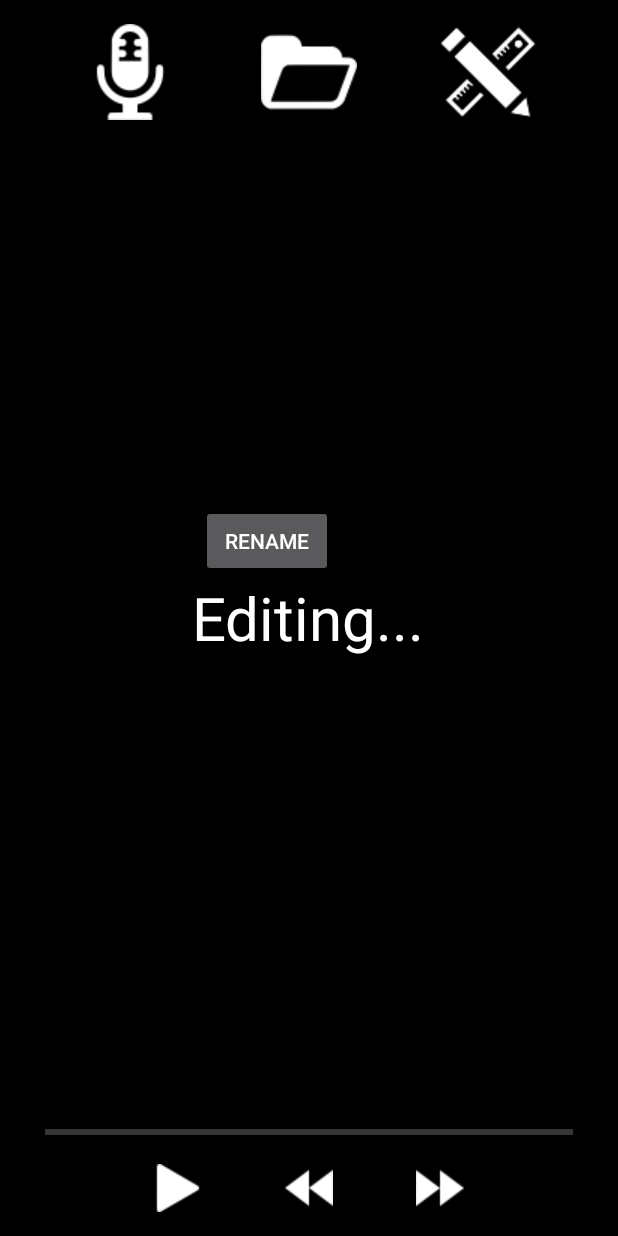
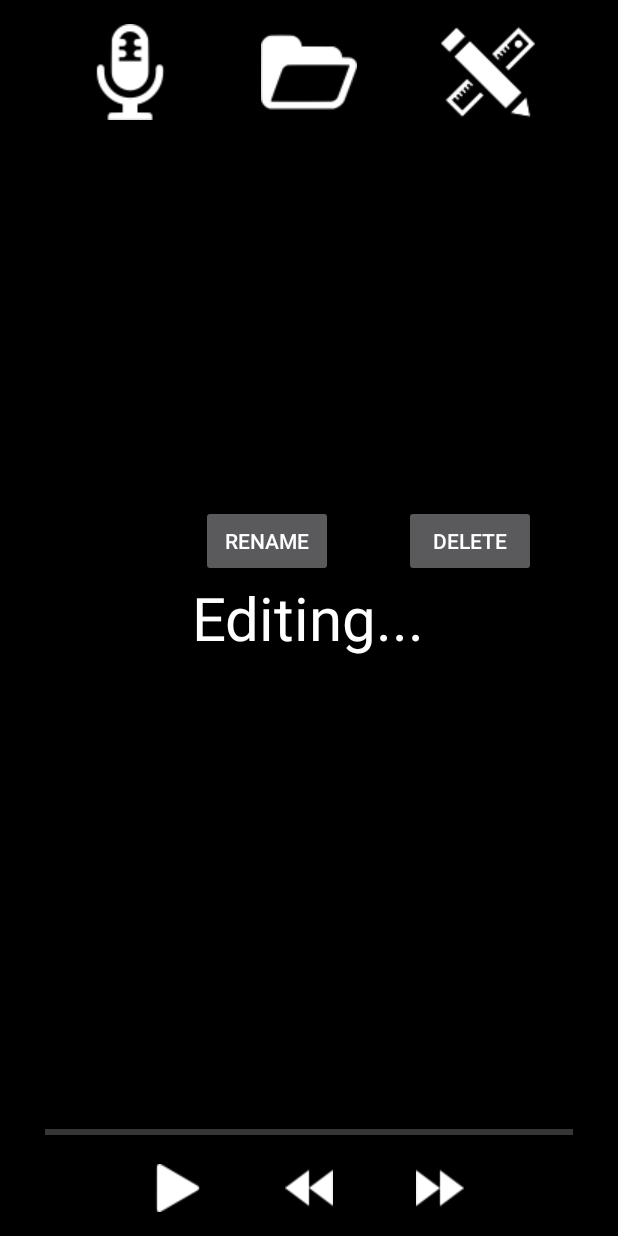
Before and after one commit to jaredwilson/Project, an Android app: the Editing screen opened directly, with no data from a screen before it, on a phone screen of 412 x 824 dp. Run offline under Robolectric (Android 15) with nearby library versions, the phone set to English and light mode, and no system bars; 4 statements that could not run were skipped.

Commit message:
rename and delete working perfectlyyyyy

```diff
--- a/app/src/main/res/layout/editing_layout.xml
+++ b/app/src/main/res/layout/editing_layout.xml
@@ -104,5 +104,14 @@ tools:context=".Editing">
         android:layout_alignEnd="@+id/bckButt"
         android:onClick="renameFile" />
 
+    <Button
+        android:layout_width="wrap_content"
+        android:layout_height="wrap_content"
+        android:text="Delete"
+        android:id="@+id/deleteFile"
+        android:layout_above="@+id/fsContent"
+        android:layout_alignEnd="@+id/editTab"
+        android:onClick="deleteFile" />
+
 
 </RelativeLayout>
```
Also changed, not shown: app/src/main/java/jaredwilson/project/Editing.java (+28 -16 lines), app/src/main/java/jaredwilson/project/Homeboy.java (+7 -4 lines), app/src/main/java/jaredwilson/project/Recording.java (+32 -0 lines).
